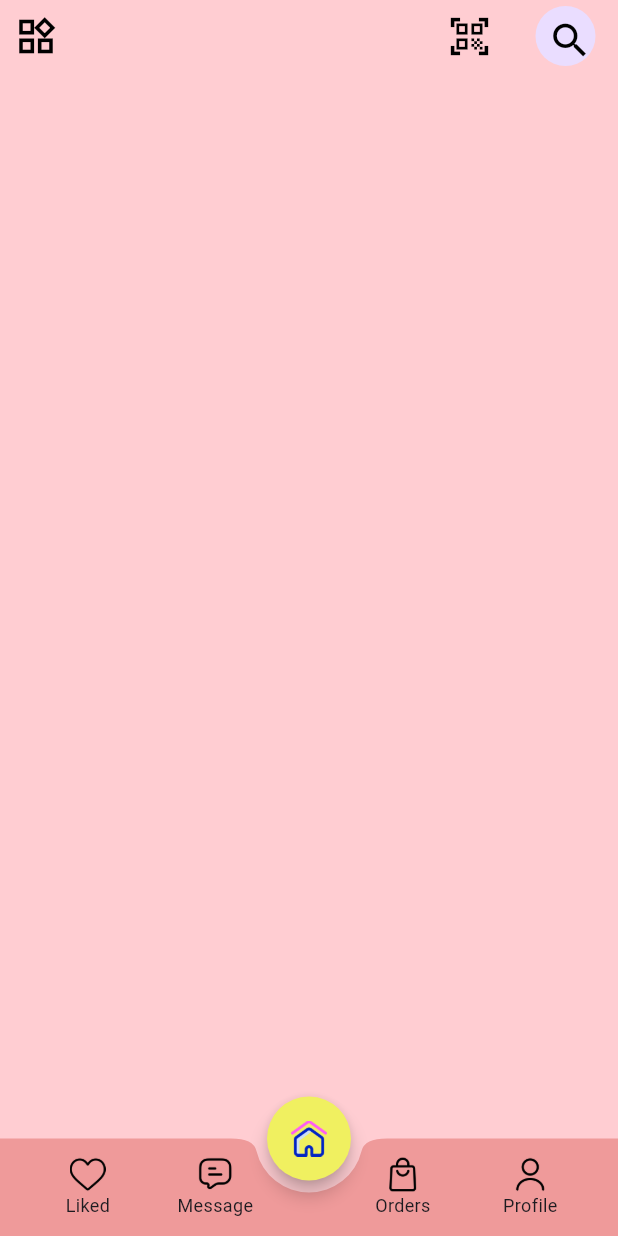
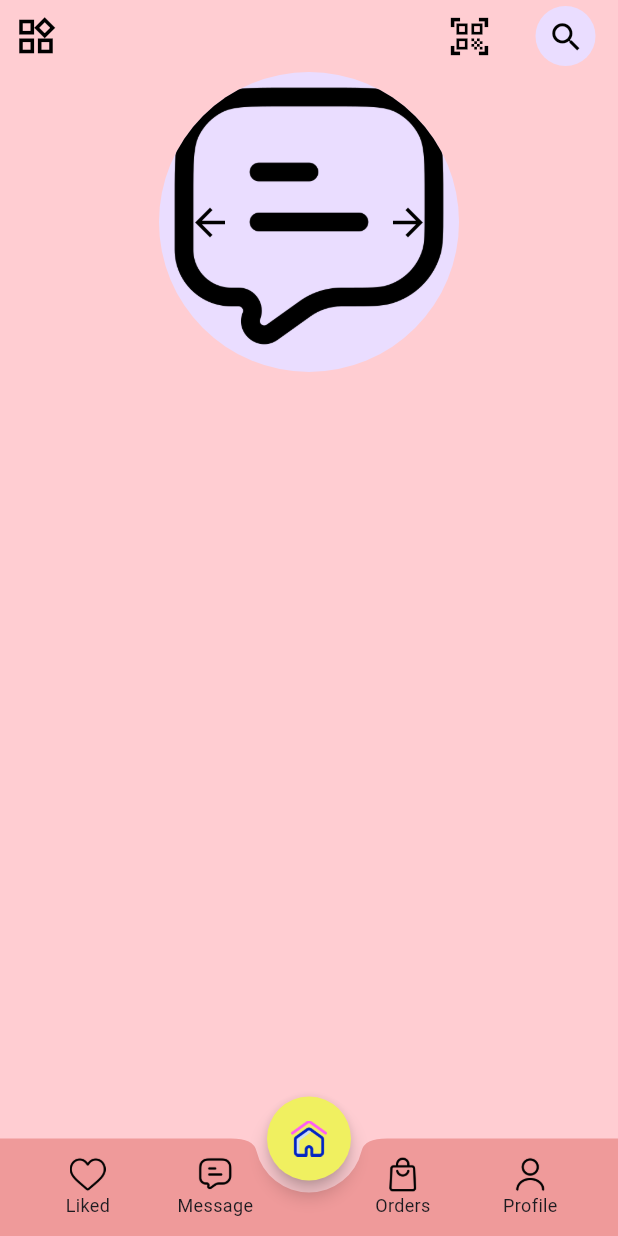
Before and after one commit to Lucifer-Aspire-A315/myapp, a Flutter app: the screen it shows after launch, on a phone screen of 412 x 824 dp. Run offline on Flutter 3.47's test engine with Material 3 defaults, Android fonts, the light colour scheme and no system bars.

Commit message:
working on profile

```diff
--- a/lib/Pages/HomePage.dart
+++ b/lib/Pages/HomePage.dart
@@ -1,90 +1,104 @@
 // import 'package:flutter/material.dart';
+// import 'package:myapp/Pages/SearchPage.dart';
 
-// class MyApp extends StatefulWidget {
-//   @override
-//   State<MyApp> createState() => _MyAppState();
-// }
+// class HomePage extends StatelessWidget {
+//   const HomePage({super.key});
 
-// class _MyAppState extends State<MyApp> {
 //   @override
 //   Widget build(BuildContext context) {
-//     return MaterialApp(
-//       debugShowCheckedModeBanner: false,
-//       title: 'Myntra Search Bar',
-//       theme: ThemeData(
-//         primarySwatch: Colors.blue,
-//       ),
-//       home: Scaffold(
-//         appBar: AppBar(
-//           backgroundColor: Colors.white,
-//           elevation: 0,
-//           title: Row(
-//             children: [
-//               const Text(
-//                 'Myntra',
-//                 style: TextStyle(
-//                   color: Colors.black,
-//                   fontWeight: FontWeight.bold,
-//                 ),
+//     return Scaffold(
+//       backgroundColor: Colors.red.shade100,
+//       // backgroundColor: const Color.fromARGB(77, 196, 130, 130),
+//       // appBar: AppBar(
+//       //   leading: IconButton(onPressed: () {}, icon: const Icon(Icons.widgets_outlined)),
+//       //   title: const Text('Home Page'),
+//       //   backgroundColor: Colors.white60,
+//       //   actions: [
+//       //     IconButton(
+//       //       onPressed: () {
+//       //         Navigator.push(
+//       //           context,
+//       //           MaterialPageRoute(
+//       //             builder: (context) => const SearchPage(),
+//       //           ),
+//       //         );
+//       //       },
+//       //       icon: const Icon(Icons.shopping_bag_outlined),
+//       //     ),
+//       //     IconButton(
+//       //       onPressed: () {},
+//       //       icon: const Icon(Icons.favorite_border_outlined),
+//       //     ),
+//       //     IconButton(
+//       //       onPressed: () {},
+//       //       icon: const Icon(Icons.person_2_outlined),
+//       //     ),
+//       //   ],
+//       // ),
+//       body: SafeArea(
+//         child: Column(
+//           children: [
+//             Container(
+//               // margin: const EdgeInsets.only(top: 25),
+//               constraints: const BoxConstraints(
+//                   maxHeight: 70, maxWidth: double.infinity),
+//               child: Row(
+//                 children: [
+//                   IconButton(
+//                     onPressed: () {},
+//                     icon: const Icon(
+//                       Icons.widgets_outlined,
+//                       size: 30,
+//                       color: Colors.black,
+//                     ),
+//                   ),
+//                   // Text(
+//                   //   'Categories',
+//                   //   style: TextStyle(
+//                   //     fontSize: 22,
+//                   //     fontWeight: FontWeight.w900,
+//                   //     fontStyle: GoogleFonts.playfairDisplayTextTheme()
+//                   //         .bodyMedium
+//                   //         ?.fontStyle,
+//                   //   ),
+//                   // ),
+//                   const Spacer(),
+//                   IconButton(
+//                     onPressed: () {},
+//                     icon: const Icon(
+//                       Icons.qr_code_scanner_outlined,
+//                       size: 30,
+//                       color: Colors.black,
+//                     ),
+//                   ),
+//                   const SizedBox(
+//                     width: 20,
+//                   ),
+//                   CircleAvatar(
+//                     child: Center(
+//                       child: IconButton(
+//                           onPressed: () {
+//                             Navigator.push(
+//                               context,
+//                               MaterialPageRoute(
+//                                 builder: (context) => const SearchPage(),
+//                               ),
+//                             );
+//                           },
+//                           icon: const Icon(
+//                             Icons.search,
+//                             color: Colors.black,
+//                             size: 30,
+//                           )),
+//                     ),
+//                   ),
+//                   const SizedBox(
+//                     width: 15,
+//                   )
+//                 ],
 //               ),
-//               const Icon(Icons.arrow_drop_down, color: Colors.black),
-//               const Spacer(),
-//               // Flexible(
-//               //   child: Text(
-//               //     'BECOME INSIDER',
-//               //     style: TextStyle(
-//               //       color: Colors.amber[800],
-//               //       fontWeight: FontWeight.bold,
-//               //     ),
-//               //     overflow: TextOverflow.ellipsis,
-//               //   ),
-//               // ),
-//               const SizedBox(width: 10.0), // Spacing between elements
-//               IconButton(
-//                 icon: const Icon(Icons.notifications, color: Colors.black),
-//                 onPressed: () {},
-//               ),
-//               IconButton(
-//                 icon: const Icon(Icons.favorite_border, color: Colors.black),
-//                 onPressed: () {},
-//               ),
-//               IconButton(
-//                 icon: const Icon(Icons.person_outline, color: Colors.black),
-//                 onPressed: () {},
-//               ),
-//             ],
-//           ),
-//         ),
-//         body: Padding(
-//           padding: const EdgeInsets.all(8.0),
-//           child: Column(
-//             children: [
-//               Container(
-//                 padding: const EdgeInsets.symmetric(horizontal: 8.0),
-//                 decoration: BoxDecoration(
-//                   color: Colors.white,
-//                   borderRadius: BorderRadius.circular(20),
-//                 ),
-//                 child: const Row(
-//                   children: [
-//                     Icon(Icons.search, color: Colors.grey),
-//                     Expanded(
-//                       child: TextField(
-//                         decoration: InputDecoration(
-//                           hintText: 'Search for Casual Coords Women',
-//                           border: InputBorder.none,
-//                         ),
-//                       ),
-//                     ),
-//                     Icon(Icons.camera_alt,
-//                         color: Color.fromARGB(255, 53, 48, 48)),
-//                     SizedBox(width: 8.0),
-//                     Icon(Icons.mic, color: Colors.grey),
-//                   ],
-//                 ),
-//               ),
-//             ],
-//           ),
+//             ),
+//           ],
 //         ),
 //       ),
 //     );
@@ -92,47 +106,26 @@
 // }
 
 import 'package:flutter/material.dart';
-import 'package:myapp/Pages/SearchPage.dart';
+import 'package:myapp/Pages/profile.dart';
 
-class HomePage extends StatelessWidget {
+class HomePage extends StatefulWidget {
   const HomePage({super.key});
+
+  @override
+  State<HomePage> createState() => _HomePageState();
+}
+
+class _HomePageState extends State<HomePage> {
+  bool _isSearching = false; // Variable to control search bar visibility
 
   @override
   Widget build(BuildContext context) {
     return Scaffold(
       backgroundColor: Colors.red.shade100,
-      // backgroundColor: const Color.fromARGB(77, 196, 130, 130),
-      // appBar: AppBar(
-      //   leading: IconButton(onPressed: () {}, icon: const Icon(Icons.widgets_outlined)),
-      //   title: const Text('Home Page'),
-      //   backgroundColor: Colors.white60,
-      //   actions: [
-      //     IconButton(
-      //       onPressed: () {
-      //         Navigator.push(
-      //           context,
-      //           MaterialPageRoute(
-      //             builder: (context) => const SearchPage(),
-      //           ),
-      //         );
-      //       },
-      //       icon: const Icon(Icons.shopping_bag_outlined),
-      //     ),
-      //     IconButton(
-      //       onPressed: () {},
-      //       icon: const Icon(Icons.favorite_border_outlined),
-      //     ),
-      //     IconButton(
-      //       onPressed: () {},
-      //       icon: const Icon(Icons.person_2_outlined),
-      //     ),
-      //   ],
-      // ),
       body: SafeArea(
         child: Column(
           children: [
             Container(
-              // margin: const EdgeInsets.only(top: 25),
               constraints: const BoxConstraints(
                   maxHeight: 70, maxWidth: double.infinity),
               child: Row(
@@ -145,16 +138,6 @@ class HomePage extends StatelessWidget {
                       color: Colors.black,
                     ),
                   ),
-                  // Text(
-                  //   'Categories',
-                  //   style: TextStyle(
-                  //     fontSize: 22,
-                  //     fontWeight: FontWeight.w900,
-                  //     fontStyle: GoogleFonts.playfairDisplayTextTheme()
-                  //         .bodyMedium
-                  //         ?.fontStyle,
-                  //   ),
-                  // ),
                   const Spacer(),
                   IconButton(
                     onPressed: () {},
@@ -164,33 +147,42 @@ class HomePage extends StatelessWidget {
                       color: Colors.black,
                     ),
                   ),
-                  const SizedBox(
-                    width: 20,
-                  ),
+                  const SizedBox(width: 20),
                   CircleAvatar(
                     child: Center(
                       child: IconButton(
-                          onPressed: () {
-                            Navigator.push(
-                              context,
-                              MaterialPageRoute(
-                                builder: (context) => const SearchPage(),
-                              ),
-                            );
-                          },
-                          icon: const Icon(
-                            Icons.search,
-                            color: Colors.black,
-                            size: 30,
-                          )),
+                        onPressed: () {
+                          setState(() {
+                            _isSearching = !_isSearching; // Toggle search bar
+                          });
+                        },
+                        icon: const Icon(
+                          Icons.search,
+                          color: Colors.black,
+                          size: 25,
+                        ),
+                      ),
                     ),
                   ),
-                  const SizedBox(
-                    width: 15,
-                  )
+                  const SizedBox(width: 15),
                 ],
               ),
             ),
+            // Display search bar if _isSearching is true
+            if (_isSearching)
+              Padding(
+                padding: const EdgeInsets.all(8.0),
+                child: TextField(
+                  decoration: InputDecoration(
+                    hintText: "Search...",
+                    prefixIcon: const Icon(Icons.search),
+                    border: OutlineInputBorder(
+                      borderRadius: BorderRadius.circular(10),
+                    ),
+                  ),
+                ),
+              ),
+            ProfileComponent()
           ],
         ),
       ),
--- a/lib/Pages/LoginPage.dart
+++ b/lib/Pages/LoginPage.dart
@@ -3,9 +3,14 @@ import 'package:flutter/material.dart';
 import 'package:myapp/Pages/SigninPage.dart';
 import 'package:myapp/main.dart';
 
-class Login extends StatelessWidget {
+class Login extends StatefulWidget {
   const Login({super.key});
 
+  @override
+  State<Login> createState() => _LoginState();
+}
+
+class _LoginState extends State<Login> {
   @override
   Widget build(BuildContext context) {
     LinearGradient linearGradient = const LinearGradient(
--- /dev/null
+++ b/lib/Pages/profile.dart
@@ -0,0 +1,45 @@
+import 'package:flutter/material.dart';
+
+class ProfileComponent extends StatelessWidget {
+  const ProfileComponent({super.key});
+
+  @override
+  Widget build(BuildContext context) {
+    return Center(
+      child: Stack(
+        alignment: Alignment.center,
+        children: [
+          // The CircleAvatar for the profile image
+          CircleAvatar(
+            radius: 100, // Adjust size as needed
+            backgroundImage: AssetImage(
+                'assets/images/message.png'), // Replace with your image path
+          ),
+          // Positioned Arrows for navigation
+          Positioned(
+            left: 10, // Positioned slightly outside the circle
+            child: IconButton(
+              onPressed: () {
+                // Handle previous action
+              },
+              icon: const Icon(Icons.arrow_back,
+                  size: 30), // Increase icon size for visibility
+              color: Colors.black,
+            ),
+          ),
+          Positioned(
+            right: 10, // Positioned slightly outside the circle
+            child: IconButton(
+              onPressed: () {
+                // Handle next action
+              },
+              icon: const Icon(Icons.arrow_forward,
+                  size: 30), // Increase icon size for visibility
+              color: Colors.black,
+            ),
+          ),
+        ],
+      ),
+    );
+  }
+}
--- a/lib/main.dart
+++ b/lib/main.dart
@@ -1,13 +1,19 @@
 import 'package:flutter/material.dart';
 import 'package:myapp/Pages/HomePage.dart';
+import 'package:myapp/Pages/LoginPage.dart';
 
 void main() {
   runApp(const MyApp());
 }
 
-class MyApp extends StatelessWidget {
+class MyApp extends StatefulWidget {
   const MyApp({super.key});
 
+  @override
+  State<MyApp> createState() => _MyAppState();
+}
+
+class _MyAppState extends State<MyApp> {
   // This widget is the root of your application.
   @override
   Widget build(BuildContext context) {
@@ -33,17 +39,16 @@ class MyApp extends StatelessWidget {
         bottomNavigationBar: BottomAppBar(
           height: 65,
           color: Colors.red.shade200,
-          // shadowColor: Colors.blueAccent,
           shape: const CircularNotchedRectangle(),
           notchMargin: 8,
-          child: SizedBox(
-            height: 56, // Reduced height to fit content within BottomAppBar
-            // padding: const EdgeInsets.symmetric(
-            //     horizontal: 10.0), // Added padding for better spacing
+          child: Builder(
+            builder: (BuildContext context) {
+              // New Builder to provide a proper context
+              return SizedBox(
+                height: 56,
                 child: Row(
                   mainAxisAlignment: MainAxisAlignment.spaceBetween,
                   children: [
-                // Home Button
                     Expanded(
                       child: GestureDetector(
                         onTap: () {
@@ -63,10 +68,16 @@ class MyApp extends StatelessWidget {
                         ),
                       ),
                     ),
-                // Customers Button
                     Expanded(
                       child: GestureDetector(
-                    onTap: () {},
+                        onTap: () {
+                          Navigator.push(
+                            context,
+                            MaterialPageRoute(
+                              builder: (context) => const Login(),
+                            ),
+                          );
+                        },
                         child: Column(
                           mainAxisSize: MainAxisSize.min,
                           mainAxisAlignment: MainAxisAlignment.center,
@@ -81,8 +92,7 @@ class MyApp extends StatelessWidget {
                         ),
                       ),
                     ),
-                const SizedBox(width: 40), // Space for the FloatingActionButton
-                // Khata Button
+                    const SizedBox(width: 40),
                     Expanded(
                       child: GestureDetector(
                         onTap: () {},
@@ -100,7 +110,6 @@ class MyApp extends StatelessWidget {
                         ),
                       ),
                     ),
-                // Orders Button
                     Expanded(
                       child: GestureDetector(
                         onTap: () {
@@ -122,6 +131,8 @@ class MyApp extends StatelessWidget {
                     ),
                   ],
                 ),
+              );
+            },
           ),
         ),
       ),
```
Lines whose indentation alone changed are shown as unchanged.
